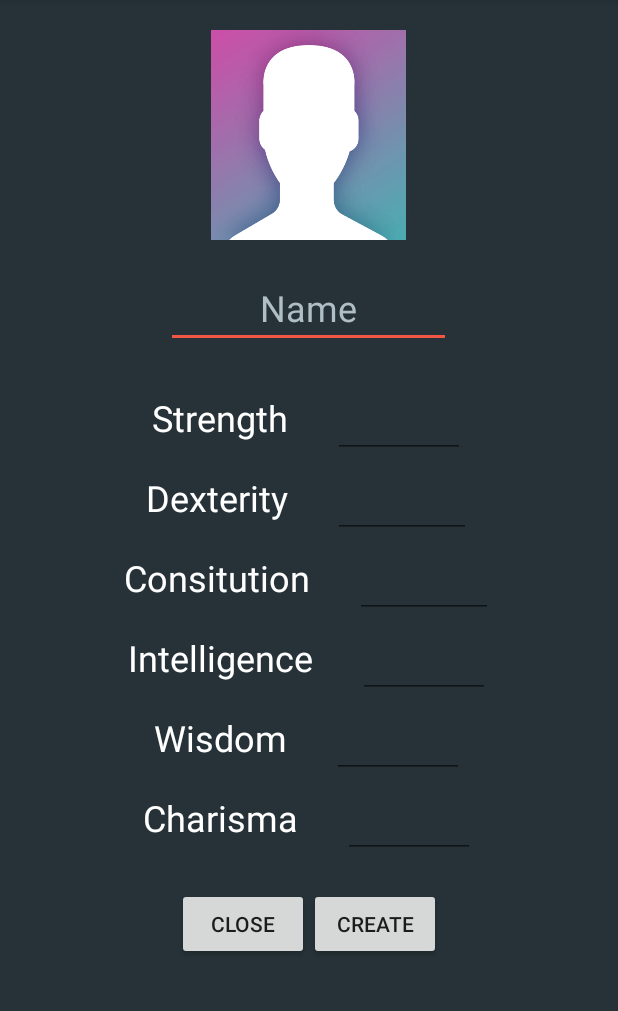
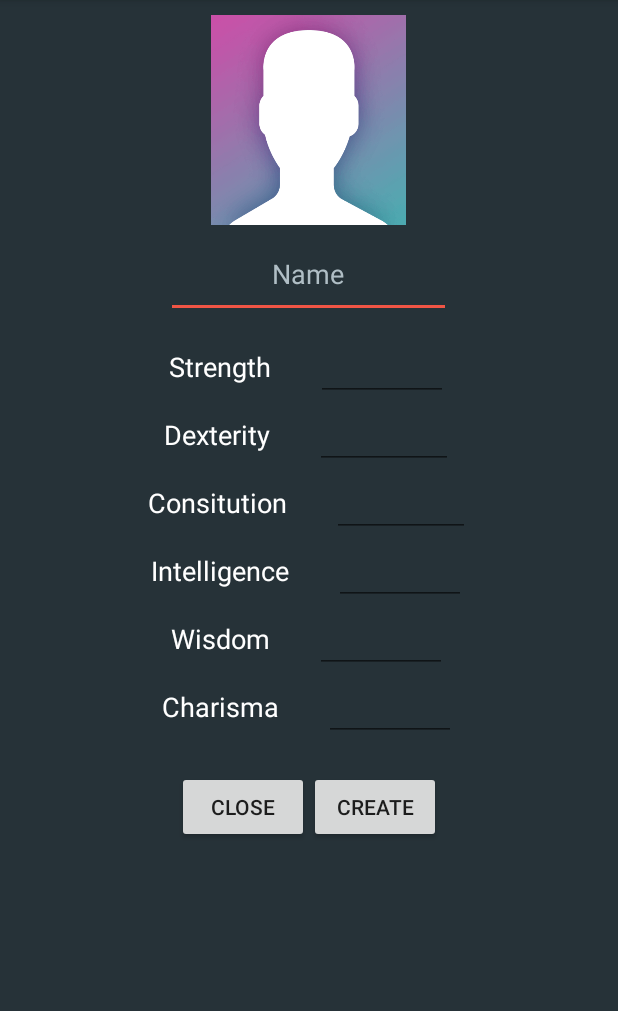
Before and after one commit to MikeLarsenW/DnDApp, an Android app: the CharCreationActivityTwo screen opened directly, with no data from a screen before it, on a phone screen of 412 x 824 dp, the part 84-1095 px from its top. Run offline under Robolectric (Android 15) with nearby library versions, the phone set to English and light mode, and no system bars; Roboto replaces fonts that are not available here.

Commit message:
Fixed an issue where the buttons on the custom character creation screen were not viewable on lower resolution devices

```diff
--- a/app/src/main/res/layout/activity_char_creation_two.xml
+++ b/app/src/main/res/layout/activity_char_creation_two.xml
@@ -13,7 +13,7 @@
             android:id="@+id/Image_Char"
             android:layout_width="130dp"
             android:layout_height="140dp"
-            android:layout_marginTop="20dp"
+            android:layout_marginTop="10dp"
             android:scaleType="fitXY"
             app:srcCompat="@drawable/randomchar" />
 
@@ -21,19 +21,19 @@
             android:id="@+id/EditText_Name"
             android:layout_width="190dp"
             android:layout_height="52dp"
-            android:layout_marginTop="20dp"
+            android:layout_marginTop="10dp"
             android:ems="10"
             android:gravity="center_horizontal"
             android:hint="Name"
             android:textColor="#ffffff"
             android:textColorHint="#b0bec5"
             android:inputType="textCapWords"
-            android:textSize="24sp"/>
+            android:textSize="18dp"/>
 
         <LinearLayout
             android:layout_width="match_parent"
             android:layout_height="wrap_content"
-            android:layout_marginTop="20dp"
+            android:layout_marginTop="10dp"
             android:gravity="center"
             android:orientation="horizontal">
 
@@ -43,7 +43,7 @@
                 android:layout_height="wrap_content"
                 android:layout_marginRight="30dp"
                 android:text="Strength"
-                android:textSize="24sp"
+                android:textSize="18dp"
                 android:textColor="#ffffff"/>
 
             <EditText
@@ -52,7 +52,7 @@
                 android:layout_height="wrap_content"
                 android:ems="10"
                 android:inputType="number"
-                android:textSize="24sp"
+                android:textSize="18dp"
                 android:textColor="#ffffff"
                 android:gravity="center_horizontal"/>
         </LinearLayout>
@@ -69,7 +69,7 @@
                 android:layout_height="wrap_content"
                 android:layout_marginRight="30dp"
                 android:text="Dexterity"
-                android:textSize="24sp"
+                android:textSize="18dp"
                 android:textColor="#ffffff"/>
 
             <EditText
@@ -78,7 +78,7 @@
                 android:layout_height="wrap_content"
                 android:ems="10"
                 android:inputType="number"
-                android:textSize="24sp"
+                android:textSize="18dp"
                 android:textColor="#ffffff"
                 android:gravity="center_horizontal"/>
 
@@ -96,7 +96,7 @@
                 android:layout_height="wrap_content"
                 android:layout_marginRight="30dp"
                 android:text="Consitution"
-                android:textSize="24sp"
+                android:textSize="18dp"
                 android:textColor="#ffffff"/>
 
             <EditText
@@ -105,7 +105,7 @@
                 android:layout_height="wrap_content"
                 android:ems="10"
                 android:inputType="number"
-                android:textSize="24sp"
+                android:textSize="18dp"
                 android:textColor="#ffffff"
                 android:gravity="center_horizontal"/>
         </LinearLayout>
@@ -122,7 +122,7 @@
                 android:layout_height="wrap_content"
                 android:layout_marginRight="30dp"
                 android:text="Intelligence"
-                android:textSize="24sp"
+                android:textSize="18dp"
                 android:textColor="#ffffff"/>
 
             <EditText
@@ -131,7 +131,7 @@
                 android:layout_height="wrap_content"
                 android:ems="10"
                 android:inputType="number"
-                android:textSize="24sp"
+                android:textSize="18dp"
                 android:textColor="#ffffff"
                 android:gravity="center_horizontal"/>
 
@@ -149,7 +149,7 @@
                 android:layout_height="wrap_content"
                 android:layout_marginRight="30dp"
                 android:text="Wisdom"
-                android:textSize="24sp"
+                android:textSize="18dp"
                 android:textColor="#ffffff"/>
 
             <EditText
@@ -158,7 +158,7 @@
                 android:layout_height="wrap_content"
                 android:ems="10"
                 android:inputType="number"
-                android:textSize="24sp"
+                android:textSize="18dp"
                 android:textColor="#ffffff"
                 android:gravity="center_horizontal"/>
 
@@ -176,7 +176,7 @@
                 android:layout_height="wrap_content"
                 android:layout_marginRight="30dp"
                 android:text="Charisma"
-                android:textSize="24sp"
+                android:textSize="18dp"
                 android:textColor="#ffffff"/>
 
             <EditText
@@ -185,7 +185,7 @@
                 android:layout_height="wrap_content"
                 android:ems="10"
                 android:inputType="number"
-                android:textSize="24sp"
+                android:textSize="18dp"
                 android:textColor="#ffffff"
                 android:gravity="center_horizontal"/>
         </LinearLayout>
```
